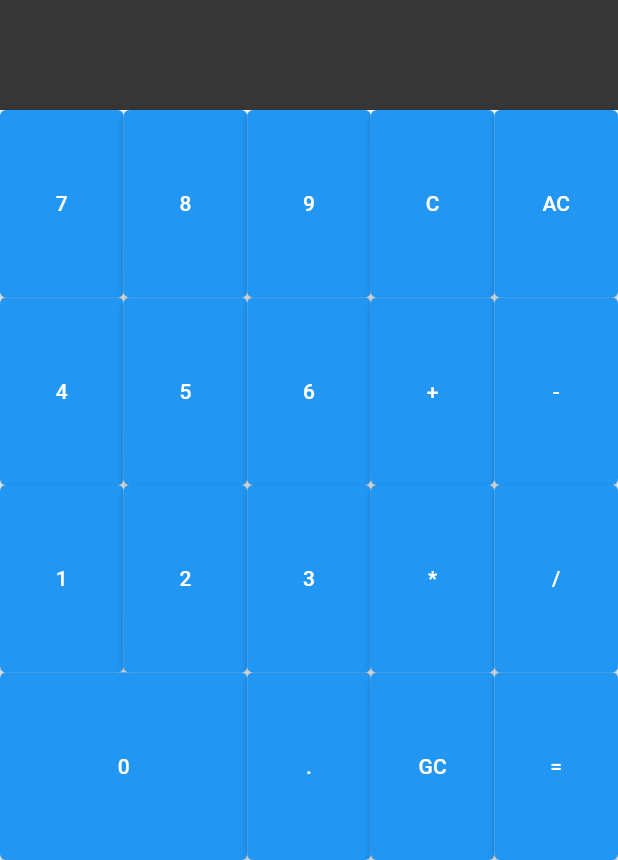
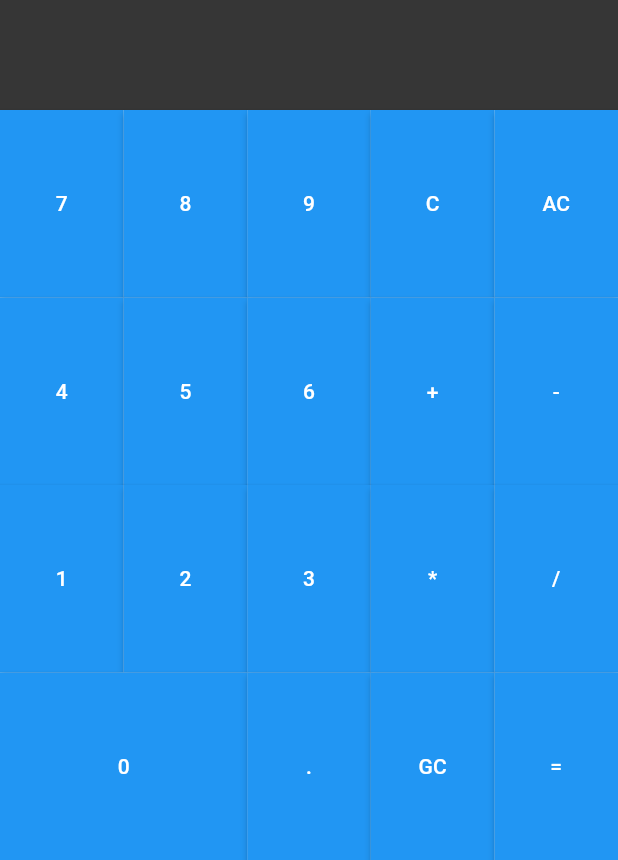
Before and after one commit to DaviPrograme/Flutter_start_42, a Flutter app: the screen it shows after launch, on a phone screen of 412 x 824 dp. Shown: the part 376-1236 px from the top of the screen. Run offline on Flutter 3.47's test engine with Material 2 defaults, Android fonts, the phone set to English and light mode, and no system bars; drawn by our look-alikes of auto_size_text.

Commit message:
retirando o border radius do botão da calculadora

```diff
--- a/ex02/lib/button.dart
+++ b/ex02/lib/button.dart
@@ -14,7 +14,14 @@ class Button extends StatelessWidget{
       child: ElevatedButton(
         onPressed: () => print(text),
         child: Text(text),
-        )
-      );
+        style: ButtonStyle(
+          shape: MaterialStateProperty.all<RoundedRectangleBorder>(
+            RoundedRectangleBorder(
+              borderRadius: BorderRadius.circular(0.0), // Altere o valor do raio conforme necessário.
+            ),
+          ),
+        ),
+      )
+    );
   }
 }
```
